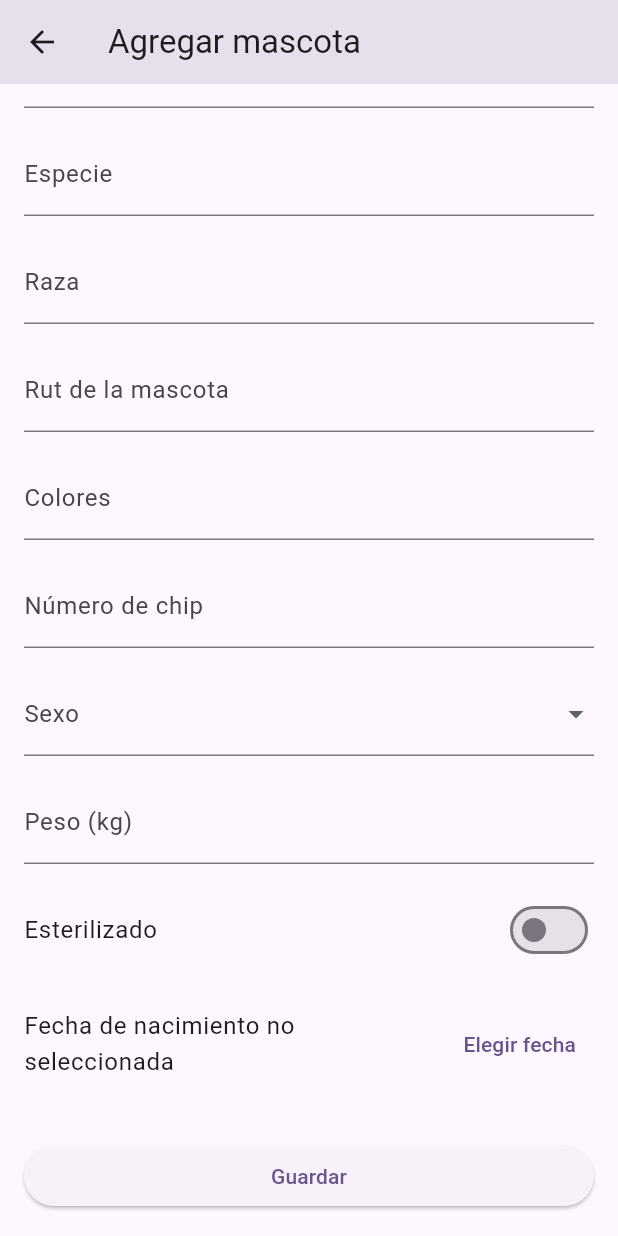
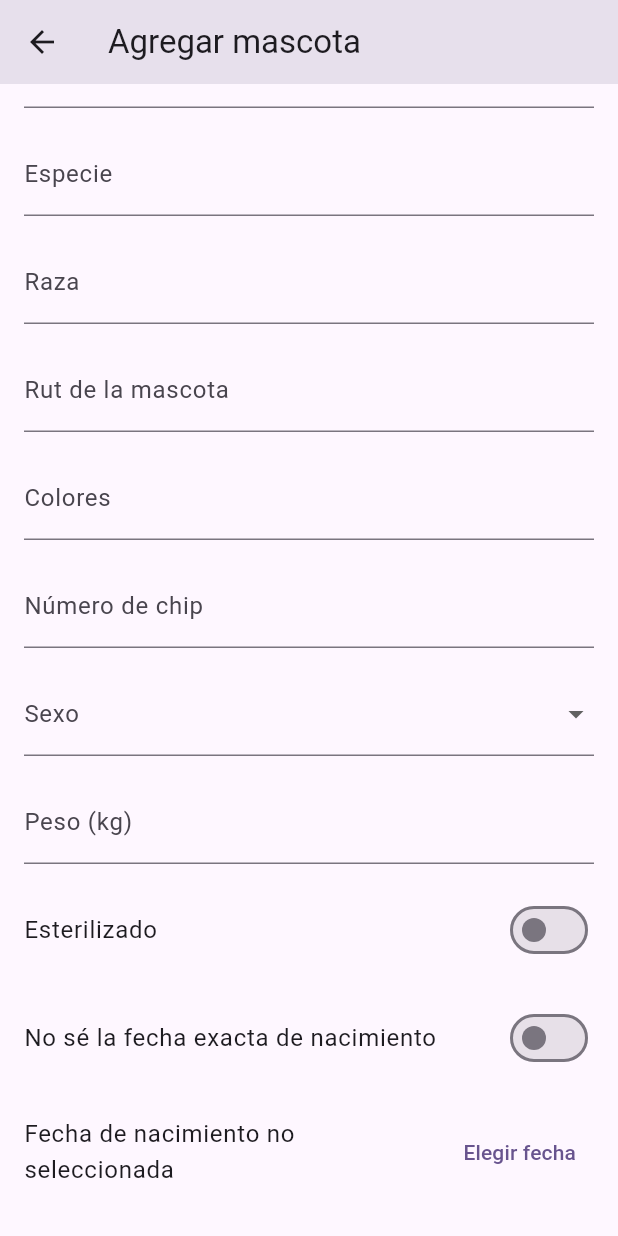
Before and after one commit to BreakPointX13/patas_al_dia, a Flutter app: the FormularioMascotaScreen screen opened directly, scrolled down 168 dp, on a phone screen of 412 x 824 dp. Run offline on Flutter 3.47's test engine with Material 3 defaults, Android fonts, the phone set to English and light mode, and no system bars; our stand-ins replace flutter_riverpod, image_picker, sqflite; accounts and stored records are empty.

Commit message:
feat: agregar opción de edad estimada cuando no se conoce la fecha exacta de nacimiento
Switch en FormularioMascotaScreen que reemplaza el selector de fecha por un
campo de edad en años; al guardar se calcula fechaNacimiento como aproximación
y se marca con el nuevo flag fechaEstimada en MascotaModel (nueva columna en
SQLite). DetalleMascotaScreen muestra "Edad estimada" en vez de la fecha
cuando corresponde.

Co-Authored-By: Claude Sonnet 5 <noreply@anthropic.com>

```diff
--- a/lib/data/database/database_helper.dart
+++ b/lib/data/database/database_helper.dart
@@ -54,6 +54,7 @@ class DatabaseHelper {
         fecha_nacimiento TEXT,
         peso_actual REAL,
         foto_url TEXT,
+        fecha_estimada INTEGER DEFAULT 0,
         FOREIGN KEY (usuario_id) REFERENCES usuarios (id) ON DELETE CASCADE
       )
     ''');
--- a/lib/data/models/mascota_model.dart
+++ b/lib/data/models/mascota_model.dart
@@ -12,6 +12,7 @@ class MascotaModel {
   final DateTime? fechaNacimiento;
   final double? pesoActual;
   final String? fotoUrl;
+  final bool fechaEstimada;
 
   MascotaModel({
     required this.id,
@@ -27,6 +28,7 @@ class MascotaModel {
     this.fechaNacimiento,
     this.pesoActual,
     this.fotoUrl,
+    this.fechaEstimada = false,
   });
 
   // Convierte un Mapa (fila de la BDD) a un objeto MascotaModel
@@ -53,6 +55,8 @@ class MascotaModel {
           ? (map['peso_actual'] as num).toDouble()
           : null,
       fotoUrl: map['foto_url'] != null ? map['foto_url'] as String : null,
+      fechaEstimada:
+          map['fecha_estimada'] == 1 || map['fecha_estimada'] == true,
     );
   }
 
@@ -76,6 +80,7 @@ class MascotaModel {
       )[0], // Guarda solo YYYY-MM-DD
       'peso_actual': pesoActual,
       'foto_url': fotoUrl,
+      'fecha_estimada': fechaEstimada ? 1 : 0,
     };
   }
 
@@ -94,6 +99,7 @@ class MascotaModel {
     DateTime? fechaNacimiento,
     double? pesoActual,
     String? fotoUrl,
+    bool? fechaEstimada,
   }) {
     return MascotaModel(
       id: id ?? this.id,
@@ -109,6 +115,7 @@ class MascotaModel {
       fechaNacimiento: fechaNacimiento ?? this.fechaNacimiento,
       pesoActual: pesoActual ?? this.pesoActual,
       fotoUrl: fotoUrl ?? this.fotoUrl,
+      fechaEstimada: fechaEstimada ?? this.fechaEstimada,
     );
   }
 }
--- a/lib/presentation/screens/detalle_mascota_screen.dart
+++ b/lib/presentation/screens/detalle_mascota_screen.dart
@@ -50,10 +50,14 @@ class DetalleMascotaScreen extends ConsumerWidget {
             subtitle: Text(mascota.sexo ?? 'No especificado'),
           ),
           ListTile(
-            title: const Text('Fecha de nacimiento'),
+            title: Text(
+              mascota.fechaEstimada ? 'Edad estimada' : 'Fecha de nacimiento',
+            ),
             subtitle: Text(
               mascota.fechaNacimiento == null
                   ? 'No especificada'
+                  : mascota.fechaEstimada
+                  ? '${DateTime.now().year - mascota.fechaNacimiento!.year} años'
                   : '${mascota.fechaNacimiento!.day}/'
                         '${mascota.fechaNacimiento!.month}/'
                         '${mascota.fechaNacimiento!.year}',
--- a/lib/presentation/screens/formulario_mascota_screen.dart
+++ b/lib/presentation/screens/formulario_mascota_screen.dart
@@ -27,10 +27,12 @@ class _FormularioMascotaScreenState
   final _rutController = TextEditingController();
   final _coloresController = TextEditingController();
   final _numeroChipController = TextEditingController();
+  final _edadEstimadaController = TextEditingController();
 
   String? _sexo;
   DateTime? _fechaNacimiento;
   bool _esterilizado = false;
+  bool _fechaEstimada = false;
 
   final ImagePicker _picker = ImagePicker();
   String? _fotoPath;
@@ -60,6 +62,11 @@ class _FormularioMascotaScreenState
       _fechaNacimiento = mascota.fechaNacimiento;
       _esterilizado = mascota.esterilizado;
       _fotoPath = mascota.fotoUrl;
+      _fechaEstimada = mascota.fechaEstimada;
+      if (_fechaEstimada && mascota.fechaNacimiento != null) {
+        final anios = DateTime.now().year - mascota.fechaNacimiento!.year;
+        _edadEstimadaController.text = anios.toString();
+      }
     }
   }
 
@@ -72,6 +79,7 @@ class _FormularioMascotaScreenState
     _rutController.dispose();
     _coloresController.dispose();
     _numeroChipController.dispose();
+    _edadEstimadaController.dispose();
     super.dispose();
   }
 
@@ -97,6 +105,14 @@ class _FormularioMascotaScreenState
 
     final usuarioId = ref.read(usuarioProvider)!.id;
     final peso = double.tryParse(_pesoController.text.trim());
+    final fechaNacimientoFinal = _fechaEstimada
+        ? DateTime(
+            DateTime.now().year -
+                (int.tryParse(_edadEstimadaController.text.trim()) ?? 0),
+            DateTime.now().month,
+            DateTime.now().day,
+          )
+        : _fechaNacimiento;
 
     final mascota = MascotaModel(
       id: widget.mascotaExistente?.id ?? const Uuid().v4(),
@@ -119,7 +135,8 @@ class _FormularioMascotaScreenState
           : _numeroChipController.text.trim(),
       sexo: _sexo,
       esterilizado: _esterilizado,
-      fechaNacimiento: _fechaNacimiento,
+      fechaNacimiento: fechaNacimientoFinal,
+      fechaEstimada: _fechaEstimada,
       pesoActual: peso,
       fotoUrl: _fotoPath,
     );
@@ -232,6 +249,22 @@ class _FormularioMascotaScreenState
               onChanged: (valor) => setState(() => _esterilizado = valor),
             ),
             const SizedBox(height: 16),
+            SwitchListTile(
+              contentPadding: EdgeInsets.zero,
+              title: const Text('No sé la fecha exacta de nacimiento'),
+              value: _fechaEstimada,
+              onChanged: (valor) => setState(() => _fechaEstimada = valor),
+            ),
+            const SizedBox(height: 16),
+            if (_fechaEstimada)
+              TextFormField(
+                controller: _edadEstimadaController,
+                decoration: const InputDecoration(
+                  labelText: 'Edad estimada (años)',
+                ),
+                keyboardType: TextInputType.number,
+              )
+            else
               ListTile(
                 contentPadding: EdgeInsets.zero,
                 title: Text(
```
Also changed, not shown: 3 other files. Lines whose indentation alone changed are shown as unchanged.
